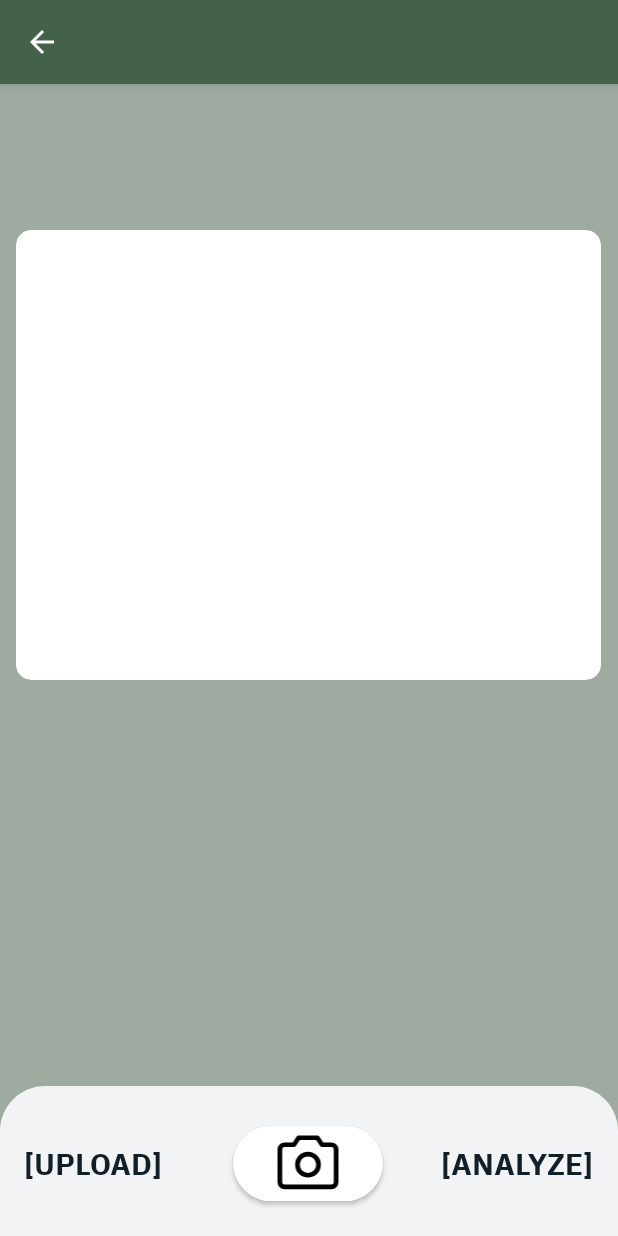
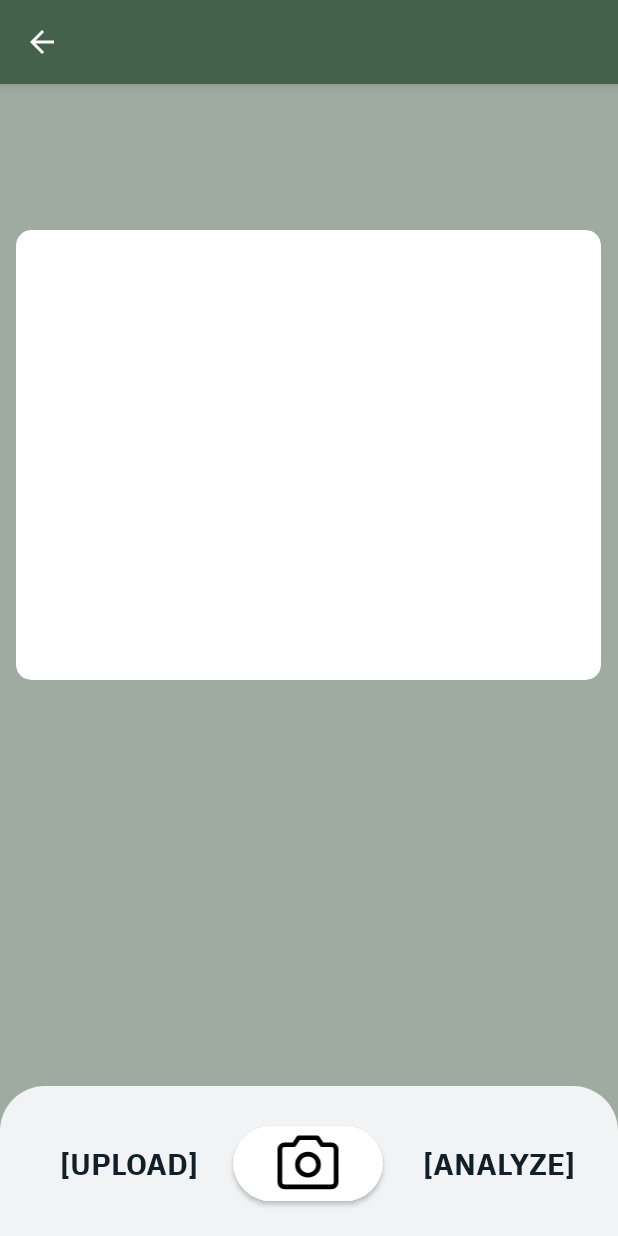
Before and after one commit to Amenyuwel/Harvest-Assistant-Android, an Android app: the CameraActivity screen opened directly, with no data from a screen before it, on a phone screen of 412 x 824 dp. Run offline under Robolectric (Android 15) with nearby library versions, the phone set to English and light mode, and no system bars; our stand-ins replace Volley; 1 statement that could not run was skipped.

Commit message:
10-31-2024

```diff
--- a/app/src/main/java/com/example/app/CameraActivity.java
+++ b/app/src/main/java/com/example/app/CameraActivity.java
@@ -66,7 +66,7 @@ public class CameraActivity extends AppCompatActivity {
     private TextView result, recommendationTextView, locationTextView;
     private EditText damagedCrops, samples;
     private ImageView imageView;
-    private CardView picture;
+    private CardView picture, confidenceCardView;
     private TextView flaskButton, uploadImage, phpButton;
 
     private Bitmap capturedImage;
@@ -108,6 +108,7 @@ public class CameraActivity extends AppCompatActivity {
         samples = findViewById(R.id.numberOfSamples);
         uploadImage = findViewById(R.id.uploadImage);
         phpButton = findViewById(R.id.btnSend);
+        confidenceCardView = findViewById(R.id.confidenceCV);
 
 
         // Initialize location client
@@ -141,6 +142,7 @@ public class CameraActivity extends AppCompatActivity {
             }
         });
 
+        // Set OnClickListener for recommendationTextView
         recommendationTextView.setOnClickListener(new View.OnClickListener() {
             @Override
             public void onClick(View v) {
@@ -167,6 +169,7 @@ public class CameraActivity extends AppCompatActivity {
             }
         });
 
+        // Set OnClickListener for phpButton
         phpButton.setOnClickListener(view -> {
             try {
                 String numberOfDamaged = damagedCrops.getText().toString().trim();
@@ -176,18 +179,25 @@ public class CameraActivity extends AppCompatActivity {
                 Log.d("CameraActivity", "Number of damaged crops: " + numberOfDamaged);
                 Log.d("CameraActivity", "Number of samples: " + numberOfSamples);
 
+                // Input validation
                 if (numberOfDamaged.isEmpty() || numberOfSamples.isEmpty()) {
                     Toast.makeText(CameraActivity.this, "Please enter values for damaged crops and samples", Toast.LENGTH_SHORT).show();
                     Log.w("CameraActivity", "Empty input for damaged crops or samples.");
                     return;
                 }
 
+                // Check if an image is captured
                 if (capturedImage != null) {
                     // Ensure image is encoded
                     encodedImage = encodeImage(capturedImage);
                     Log.d("CameraActivity", "Image successfully encoded.");
+
+                    // Send prediction to PHP server
                     sendPredictionToPhpServer(encodedImage, result.getText().toString().trim(), latitude, longitude, address, farmerID);
                     Log.d("CameraActivity", "Prediction sent to PHP server.");
+
+                    // Make the confidence CardView visible
+                    confidenceCardView.setVisibility(View.VISIBLE); // Assuming 'confidenceCardView' is the ID of your CardView
                 } else {
                     Toast.makeText(CameraActivity.this, "No image captured to send", Toast.LENGTH_SHORT).show();
                     Log.w("CameraActivity", "No image captured to send.");
--- a/app/src/main/res/layout/activity_camera.xml
+++ b/app/src/main/res/layout/activity_camera.xml
@@ -47,20 +47,6 @@
 
             <!--NUMBER OF DAMAGED CROPS-->
 
-
-            <TextView
-                android:layout_width="wrap_content"
-                android:layout_height="wrap_content"
-                android:text="PEST INDEX"
-                android:textSize="20dp"
-                android:fontFamily="@font/ibmbold"
-                android:textColor="@color/matcha"
-                app:layout_constraintBottom_toTopOf="@+id/cardView4"
-                app:layout_constraintEnd_toEndOf="parent"
-                app:layout_constraintHorizontal_bias="0.16"
-                app:layout_constraintStart_toStartOf="parent"
-                app:layout_constraintTop_toTopOf="parent"
-                app:layout_constraintVertical_bias="0.571" />
 
             <androidx.cardview.widget.CardView
                 android:id="@+id/cardView4"
@@ -128,16 +114,15 @@
                 <!--SEND TO PHP BUTTON-->
             <androidx.cardview.widget.CardView
                 android:layout_width="100dp"
-                android:layout_height="48dp"
+                android:layout_height="30dp"
                 android:backgroundTint="@color/matcha"
                 android:clickable="true"
                 app:cardCornerRadius="4dp"
                 app:layout_constraintBottom_toBottomOf="parent"
                 app:layout_constraintEnd_toEndOf="parent"
-                app:layout_constraintHorizontal_bias="0.933"
                 app:layout_constraintStart_toStartOf="parent"
                 app:layout_constraintTop_toTopOf="parent"
-                app:layout_constraintVertical_bias="0.915">
+                app:layout_constraintVertical_bias="0.953">
 
                 <androidx.constraintlayout.widget.ConstraintLayout
                     android:layout_width="match_parent"
@@ -166,40 +151,20 @@
 
                 </androidx.constraintlayout.widget.ConstraintLayout>
 
+
             </androidx.cardview.widget.CardView>
 
-
-            <androidx.cardview.widget.CardView
-                android:layout_width="150dp"
-                android:layout_height="30dp"
-                android:layout_marginBottom="16dp"
-                app:layout_constraintBottom_toBottomOf="parent"
-                app:layout_constraintEnd_toEndOf="parent"
-                app:layout_constraintStart_toStartOf="parent">
-
-
-                <androidx.constraintlayout.widget.ConstraintLayout
-                    android:layout_width="match_parent"
-                    android:layout_height="match_parent">
-
             <TextView
-                        android:visibility="invisible"
-                        android:id="@+id/confidence"
                 android:layout_width="wrap_content"
                 android:layout_height="wrap_content"
-                        android:text="RECOMMENDATIONS"
                 android:fontFamily="@font/ibmbold"
+                android:text="PEST INDEX"
                 android:textColor="@color/blueBlack"
-                        app:layout_constraintBottom_toBottomOf="parent"
+                android:textSize="20dp"
+                app:layout_constraintBottom_toTopOf="@+id/cardView4"
                 app:layout_constraintEnd_toEndOf="parent"
                 app:layout_constraintStart_toStartOf="parent"
                 app:layout_constraintTop_toTopOf="parent" />
-
-
-                </androidx.constraintlayout.widget.ConstraintLayout>
-
-
-            </androidx.cardview.widget.CardView>
 
 
         </androidx.constraintlayout.widget.ConstraintLayout>
@@ -262,6 +227,7 @@
             android:textColor="@color/blueBlack"
             android:textSize="20dp"
             app:layout_constraintBottom_toBottomOf="parent"
+            app:layout_constraintEnd_toStartOf="@+id/btnTakePicture"
             app:layout_constraintStart_toStartOf="parent"
             app:layout_constraintTop_toTopOf="parent"
             app:layout_constraintVertical_bias="0.507" />
@@ -277,7 +243,8 @@
             android:textSize="20dp"
             app:layout_constraintBottom_toBottomOf="parent"
             app:layout_constraintEnd_toEndOf="parent"
-            app:layout_constraintHorizontal_bias="1.0"
+            app:layout_constraintHorizontal_bias="0.689"
+            app:layout_constraintStart_toEndOf="@+id/btnTakePicture"
             app:layout_constraintTop_toTopOf="parent"
             app:layout_constraintVertical_bias="0.507" />
 
@@ -316,5 +283,42 @@
         app:layout_constraintTop_toTopOf="parent"
         app:layout_constraintVertical_bias="0.068" />
 
+    <androidx.cardview.widget.CardView
+        android:id="@+id/confidenceCV"
+        android:visibility="gone"
+        android:contextClickable="true"
+        android:backgroundTint="@color/matcha"
+        android:layout_width="300dp"
+        android:elevation="5dp"
+        android:layout_height="50dp"
+        android:clickable="true"
+        app:cardCornerRadius="5dp"
+        app:layout_constraintBottom_toTopOf="@+id/inputCard"
+        app:layout_constraintEnd_toEndOf="parent"
+        app:layout_constraintStart_toStartOf="parent"
+        app:layout_constraintTop_toBottomOf="@+id/cardView">
+
+        <androidx.constraintlayout.widget.ConstraintLayout
+            android:layout_width="match_parent"
+            android:layout_height="match_parent">
+
+            <TextView
+                android:id="@+id/confidence"
+                android:layout_width="wrap_content"
+                android:layout_height="wrap_content"
+                android:fontFamily="@font/ibmbold"
+                android:text="RECOMMENDATIONS"
+                android:textColor="@color/white"
+                app:layout_constraintBottom_toBottomOf="parent"
+                app:layout_constraintEnd_toEndOf="parent"
+                app:layout_constraintStart_toStartOf="parent"
+                app:layout_constraintTop_toTopOf="parent" />
+
 
         </androidx.constraintlayout.widget.ConstraintLayout>
+
+
+    </androidx.cardview.widget.CardView>
+
+
+</androidx.constraintlayout.widget.ConstraintLayout>
```
Lines whose indentation alone changed are shown as unchanged.
